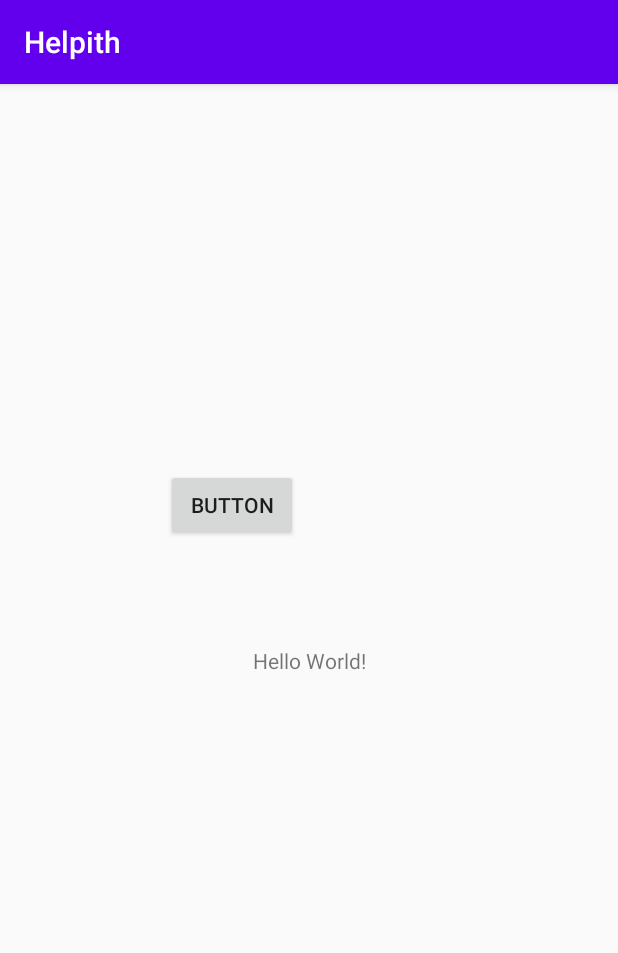
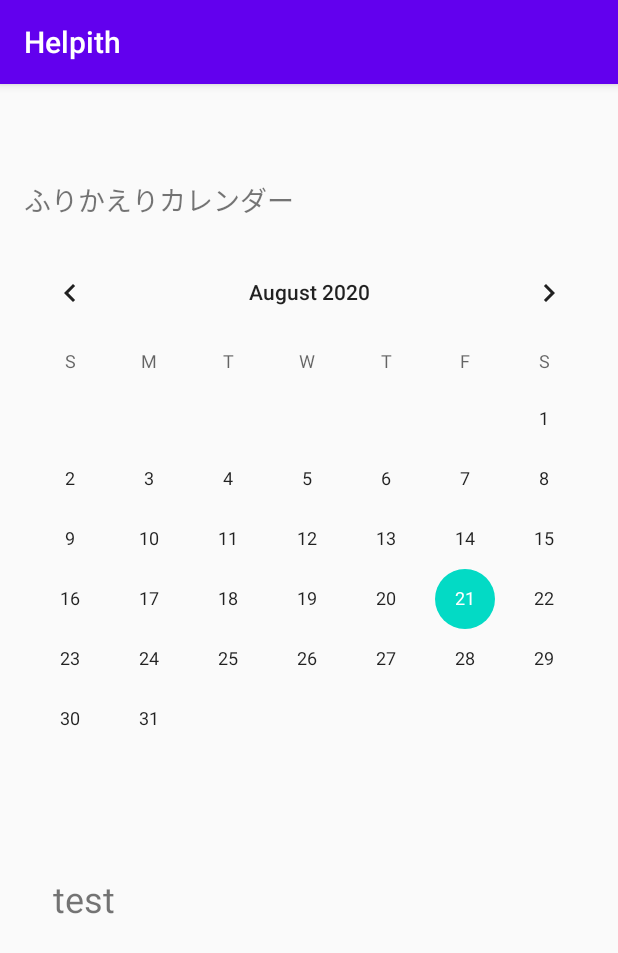
Before and after one commit to co-carbon-monoxide/Helpith-Frontend, an Android app: the screen it shows after launch (MainActivity), on a phone screen of 412 x 824 dp. Shown: the top 953 px of the screen. Run offline under Robolectric (Android 15) with nearby library versions, the phone set to English and light mode, and no system bars.

Commit message:
✨ Add: カレンダーから日付を取得する機能を実装

```diff
--- a/app/src/main/java/monoxide/carbon/Helpith/MainActivity.kt
+++ b/app/src/main/java/monoxide/carbon/Helpith/MainActivity.kt
@@ -1,23 +1,38 @@
 package monoxide.carbon.Helpith
 
 import android.os.AsyncTask
+import android.os.Bundle
+import android.widget.CalendarView
+import android.widget.CalendarView.OnDateChangeListener
+import android.widget.TextView
 import androidx.appcompat.app.AppCompatActivity
-import android.os.Bundle
 import org.json.JSONException
 import org.json.JSONObject
 import java.io.BufferedReader
-import java.io.IOError
 import java.io.IOException
 import java.io.InputStreamReader
 import java.net.HttpURLConnection
 import java.net.MalformedURLException
 import java.net.URL
 
+
 class MainActivity : AppCompatActivity() {
 
     override fun onCreate(savedInstanceState: Bundle?) {
         super.onCreate(savedInstanceState)
         setContentView(R.layout.activity_main)
+
+        val calenderView: CalendarView = findViewById(R.id.calendarView)
+        val listener = DateChangeListener()
+        calenderView.setOnDateChangeListener(listener)
+    }
+
+    private inner class DateChangeListener : CalendarView.OnDateChangeListener {
+        override fun onSelectedDayChange(calendarView: CalendarView, year: Int, month: Int, dayOfMonth: Int) {
+            val textview2: TextView = findViewById(R.id.textView2)
+            val displayMonth = month + 1
+            textview2.text = "$year/$displayMonth/$dayOfMonth"
+        }
     }
 
     inner class HitAPITask: AsyncTask<String, String, String>() {
--- a/app/src/main/res/layout/activity_main.xml
+++ b/app/src/main/res/layout/activity_main.xml
@@ -6,29 +6,44 @@
     android:layout_height="match_parent"
     tools:context=".MainActivity">
 
+    <CalendarView
+        android:id="@+id/calendarView"
+        android:layout_width="411dp"
+        android:layout_height="387dp"
+        android:layout_marginStart="30dp"
+        android:layout_marginTop="105dp"
+        android:layout_marginEnd="31dp"
+        android:layout_marginBottom="288dp"
+        app:layout_constraintBottom_toBottomOf="parent"
+        app:layout_constraintEnd_toEndOf="parent"
+        app:layout_constraintHorizontal_bias="0.491"
+        app:layout_constraintStart_toStartOf="parent"
+        app:layout_constraintTop_toTopOf="parent"
+        app:layout_constraintVertical_bias="0.0" />
+
     <TextView
         android:id="@+id/textView"
         android:layout_width="wrap_content"
         android:layout_height="wrap_content"
-        android:text="Hello World!"
-        app:layout_constraintBottom_toBottomOf="parent"
-        app:layout_constraintLeft_toLeftOf="parent"
-        app:layout_constraintRight_toRightOf="parent"
-        app:layout_constraintTop_toTopOf="parent" />
+        android:text="ふりかえりカレンダー"
+        android:textSize="18sp"
+        app:layout_constraintBottom_toTopOf="@+id/calendarView"
+        app:layout_constraintEnd_toEndOf="parent"
+        app:layout_constraintHorizontal_bias="0.068"
+        app:layout_constraintStart_toStartOf="parent"
+        app:layout_constraintTop_toTopOf="parent"
+        app:layout_constraintVertical_bias="0.814" />
 
-    <Button
-        android:id="@+id/button"
+    <TextView
+        android:id="@+id/textView2"
         android:layout_width="wrap_content"
         android:layout_height="wrap_content"
-        android:layout_marginStart="110dp"
-        android:layout_marginTop="247dp"
-        android:layout_marginEnd="213dp"
-        android:layout_marginBottom="61dp"
-        android:text="Button"
-        app:layout_constraintBottom_toTopOf="@+id/textView"
+        android:text="test"
+        android:textSize="24sp"
+        app:layout_constraintBottom_toBottomOf="parent"
         app:layout_constraintEnd_toEndOf="parent"
-        app:layout_constraintHorizontal_bias="0.6"
+        app:layout_constraintHorizontal_bias="0.096"
         app:layout_constraintStart_toStartOf="parent"
-        app:layout_constraintTop_toTopOf="parent" />
-
+        app:layout_constraintTop_toBottomOf="@+id/calendarView"
+        app:layout_constraintVertical_bias="0.14" />
 </androidx.constraintlayout.widget.ConstraintLayout>
```
